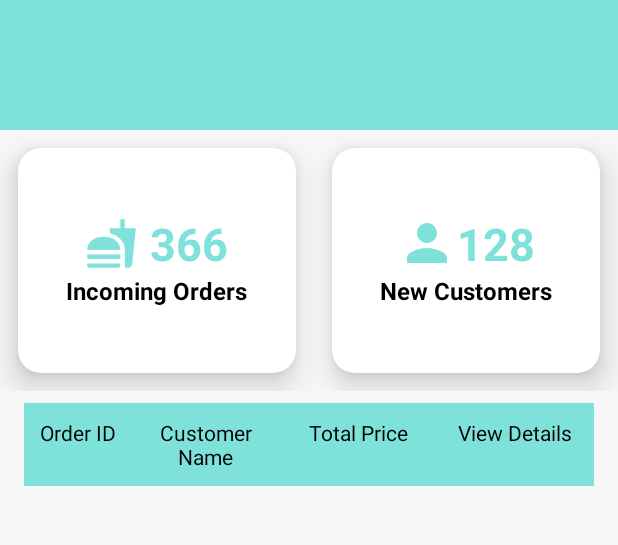
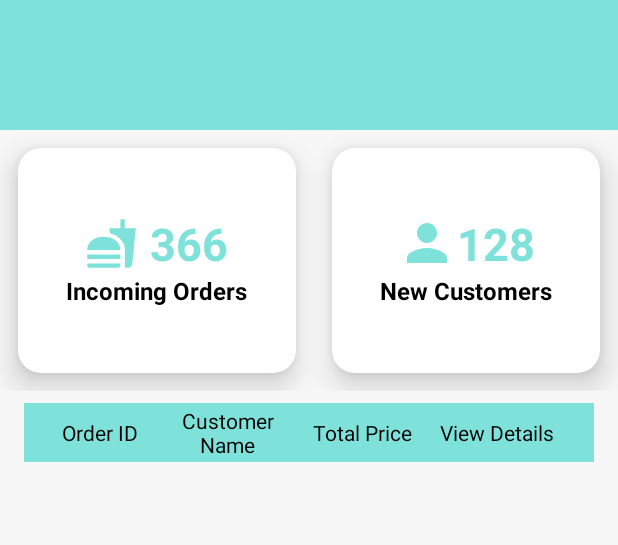
Before and after one commit to jethroallen22/Merchant, an Android app: the DashboardFragment screen opened directly, with no data from a screen before it, on a phone screen of 412 x 824 dp, the part 254-799 px from its top. Run offline under Robolectric (Android 15) with nearby library versions, the phone set to English and light mode, and no system bars; our stand-ins replace Volley, navigation-ui; network calls fail.

```diff
--- a/app/src/main/res/layout/fragment_dashboard.xml
+++ b/app/src/main/res/layout/fragment_dashboard.xml
@@ -171,11 +171,12 @@
 
                 <TableRow
                     android:layout_width="wrap_content"
-                    android:background="@color/mosibusPrimary">
+                    android:background="@color/mosibusPrimary"
+                    android:gravity="center_horizontal|center_vertical">
 
                     <TextView
                         android:layout_width="wrap_content"
-                        android:layout_height="match_parent"
+                        android:layout_height="wrap_content"
                         android:gravity="center_horizontal"
                         android:padding="10sp"
                         android:text="@string/row1col1"
@@ -186,25 +187,21 @@
                         android:layout_width="100dp"
                         android:layout_height="wrap_content"
                         android:gravity="center_horizontal"
-                        android:padding="10sp"
                         android:text="@string/row1col2"
                         android:textColor="@color/black"
                         android:textSize="14sp" />
 
                     <TextView
-                        android:layout_width="0dp"
-                        android:layout_height="match_parent"
-                        android:layout_weight="4"
+                        android:layout_width="80dp"
+                        android:layout_height="wrap_content"
                         android:gravity="center_horizontal"
-                        android:padding="10sp"
                         android:text="@string/row1col3"
                         android:textColor="@color/black"
                         android:textSize="14sp" />
 
                     <TextView
-                        android:layout_width="0dp"
+                        android:layout_width="100dp"
                         android:layout_height="wrap_content"
-                        android:layout_weight="4"
                         android:gravity="center_horizontal"
                         android:padding="10sp"
                         android:text="@string/row1col4"
```
Also changed, not shown: app/src/main/java/com/example/merchant/activities/ui/Dashboard/DashboardFragment.java (+5 -4 lines).
